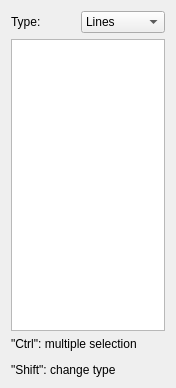
Qt form src/Mod/Sketcher/Gui/TaskSketcherElements.ui (marktaff/FreeCAD_sf_master) before a commit.
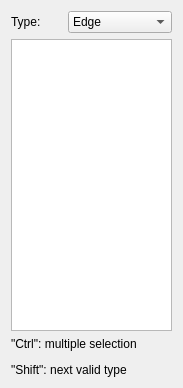
The same form after that commit. Custom widgets are drawn as their Qt base class.

Commit message:
New alternative implementation of the Sketch Element List.
This version comprises:
- Identification via icon of type of geometric element (Point, Arc, Line, Circle) and
  Type of selection (Edge, Starting Point, End Point, Center Point)
- Corrected a bug where upon selection from the combobox, the icons were not updated (Thanks Jim!)
- Implementation of jump to next valid type of last preselected element (aka fast-forward) for all the types.

What changed in the file:
```diff
--- a/src/Mod/Sketcher/Gui/TaskSketcherElements.ui
+++ b/src/Mod/Sketcher/Gui/TaskSketcherElements.ui
@@ -6,7 +6,7 @@
    <rect>
     <x>0</x>
     <y>0</y>
-    <width>176</width>
+    <width>183</width>
     <height>388</height>
    </rect>
   </property>
@@ -30,22 +30,22 @@
        </property>
        <item>
         <property name="text">
-         <string>Lines</string>
+         <string>Edge</string>
         </property>
        </item>
        <item>
         <property name="text">
-         <string>StartPoint</string>
+         <string>Starting Point</string>
         </property>
        </item>
        <item>
         <property name="text">
-         <string>EndPoint</string>
+         <string>End Point</string>
         </property>
        </item>
        <item>
         <property name="text">
-         <string>MidPoint</string>
+         <string>Center Point</string>
         </property>
        </item>
       </widget>
@@ -62,7 +62,7 @@
    <item>
     <widget class="QLabel" name="Explanation">
      <property name="text">
-      <string>&lt;html&gt;&lt;head/&gt;&lt;body&gt;&lt;p&gt;&amp;quot;Ctrl&amp;quot;: multiple selection&lt;/p&gt;&lt;p&gt;&amp;quot;Shift&amp;quot;: change type&lt;/p&gt;&lt;/body&gt;&lt;/html&gt;</string>
+      <string>&lt;html&gt;&lt;head/&gt;&lt;body&gt;&lt;p&gt;&amp;quot;Ctrl&amp;quot;: multiple selection&lt;/p&gt;&lt;p&gt;&amp;quot;Shift&amp;quot;: next valid type&lt;/p&gt;&lt;/body&gt;&lt;/html&gt;</string>
      </property>
     </widget>
    </item>
```
The commit also changes 29 other files.
